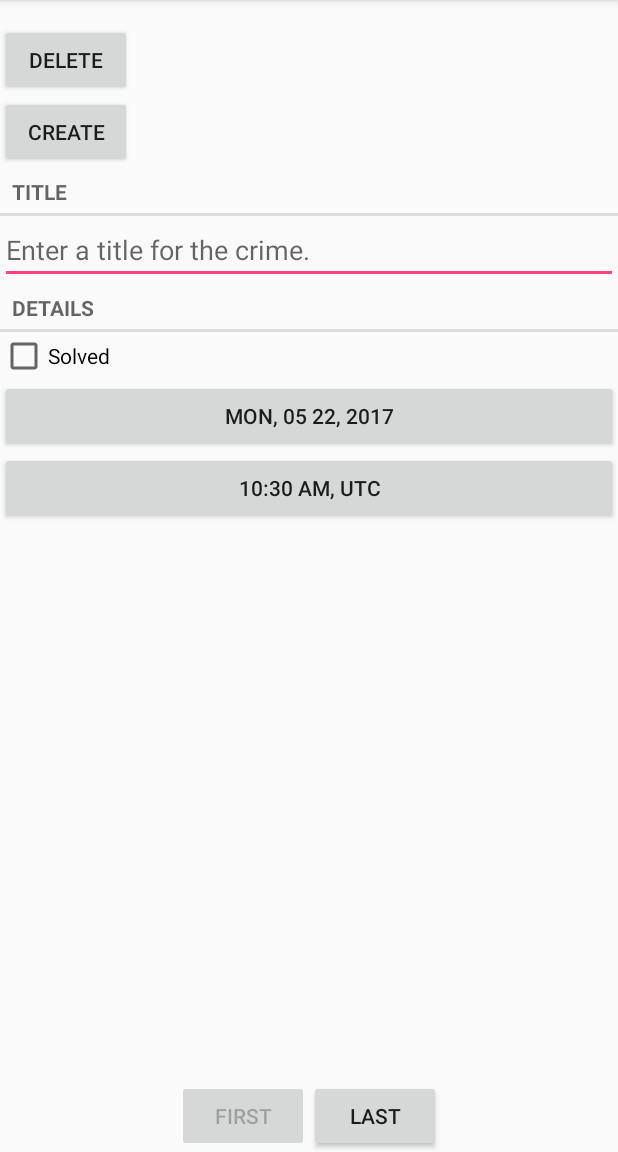
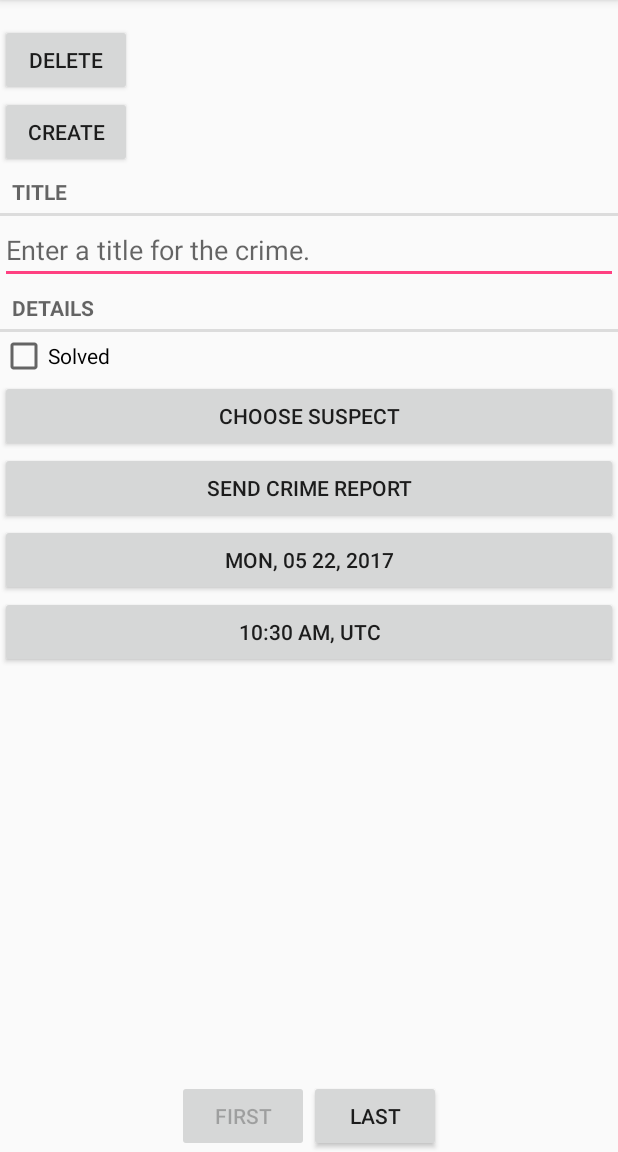
Before and after one commit to JulyKikuAkita/AndroidCriminalIntent, an Android app: the screen it shows after launch (CrimePagerActivity), after a tap on "New Crime", on a phone screen of 412 x 824 dp, the part 84-1236 px from its top. Run offline under Robolectric (Android 15) with nearby library versions, the phone set to English and light mode, and no system bars.

Commit message:
Add implicit intent to export crime report

```diff
--- a/app/src/main/java/com/bignerdranch/android/criminalintent/Crime.java
+++ b/app/src/main/java/com/bignerdranch/android/criminalintent/Crime.java
@@ -10,6 +10,7 @@ public class Crime {
     private String mTitle;
     private Date mDate;
     private boolean mSolved;
+    private String mSuspect;
     private boolean mRequiresPolice;
 
     private String mDatePattern = "E, MM dd, yyyy";
@@ -54,6 +55,13 @@ public class Crime {
         mSolved = solved;
     }
 
+    public String getSuspect() {
+        return mSuspect;
+    }
+    public void setSuspect(String suspect) {
+        mSuspect = suspect;
+    }
+
     public boolean isRequiresPolice() {
         return mRequiresPolice;
     }
--- a/app/src/main/java/com/bignerdranch/android/criminalintent/CrimeLab.java
+++ b/app/src/main/java/com/bignerdranch/android/criminalintent/CrimeLab.java
@@ -137,7 +137,8 @@ public class CrimeLab {
                 crime.getTitle() == null ? "" : crime.getTitle());
         values.put(CrimeTable.Cols.DATE, crime.getDate().getTime());
         values.put(CrimeTable.Cols.TIME, crime.getDate().getTime());
-        values.put(CrimeTable.Cols.SOLVED, crime.isSolved()?1 : 0);
+        values.put(CrimeTable.Cols.SOLVED, crime.isSolved()? 1 : 0);
+        values.put(CrimeTable.Cols.SUSPECT, crime.getSuspect());
         return values;
     }
 }
--- a/app/src/main/java/com/bignerdranch/android/criminalintent/database/CrimeBaseHelper.java
+++ b/app/src/main/java/com/bignerdranch/android/criminalintent/database/CrimeBaseHelper.java
@@ -21,7 +21,8 @@ public class CrimeBaseHelper extends SQLiteOpenHelper {
                 CrimeTable.Cols.TITLE + ", " +
                 CrimeTable.Cols.DATE + ", " +
                 CrimeTable.Cols.TIME + ", " +
-                CrimeTable.Cols.SOLVED +
+                CrimeTable.Cols.SOLVED + ", " +
+                CrimeTable.Cols.SUSPECT +
                 ")"
         );
     }
--- a/app/src/main/java/com/bignerdranch/android/criminalintent/database/CrimeCursorWrapper.java
+++ b/app/src/main/java/com/bignerdranch/android/criminalintent/database/CrimeCursorWrapper.java
@@ -21,11 +21,13 @@ public class CrimeCursorWrapper extends CursorWrapper {
         long date = getLong(getColumnIndex(CrimeTable.Cols.DATE));
         long time = getLong(getColumnIndex(CrimeTable.Cols.TIME));
         int isSolved =getInt(getColumnIndex(CrimeTable.Cols.SOLVED));
+        String suspect = getString(getColumnIndex(CrimeTable.Cols.SUSPECT));
 
         Crime crime = new Crime(UUID.fromString(uuidString));
         crime.setTitle(title);
         crime.setDate(new Date(date));
         crime.setSolved(isSolved != 0);
+        crime.setSuspect(suspect);
 
         return crime;
     }
--- a/app/src/main/java/com/bignerdranch/android/criminalintent/database/CrimeDbSchema.java
+++ b/app/src/main/java/com/bignerdranch/android/criminalintent/database/CrimeDbSchema.java
@@ -10,6 +10,7 @@ public class CrimeDbSchema {
             public static final String DATE = "date";
             public static final String TIME = "time";
             public static final String SOLVED = "solved";
+            public static final String SUSPECT = "suspect";
         }
     }
 }
--- a/app/src/main/res/layout/fragment_crime.xml
+++ b/app/src/main/res/layout/fragment_crime.xml
@@ -33,6 +33,16 @@
         android:layout_height="wrap_content"
         android:text="@string/crime_solved_label"/>
     <Button
+        android:id="@+id/crime_suspect"
+        android:layout_width="match_parent"
+        android:layout_height="wrap_content"
+        android:text="@string/crime_suspect_text"/>
+    <Button
+        android:id="@+id/crime_report"
+        android:layout_width="match_parent"
+        android:layout_height="wrap_content"
+        android:text="@string/crime_report_text"/>
+    <Button
         android:id="@+id/crime_date"
         android:layout_width="match_parent"
         android:layout_height="wrap_content"/>
--- a/app/src/main/res/values/strings.xml
+++ b/app/src/main/res/values/strings.xml
@@ -20,4 +20,15 @@
         <item quantity="other">%1$d crimes</item>
     </plurals>
     <string name="no_crime_view">There are no crimes.</string>
+    <string name="crime_suspect_text">Choose Suspect</string>
+    <string name="crime_report_text">Send Crime Report</string>
+    <string name="crime_report">%1$s!
+      The crime was discovered on %2$s at %3$s. %4$s and %5$s.
+    </string>
+    <string name="crime_report_solved">The case is solved</string>
+    <string name="crime_report_unsolved">The case is not solved</string>
+    <string name="crime_report_no_suspect">there is no suspect.</string>
+    <string name="crime_report_suspect">the suspect is %s.</string>
+    <string name="crime_report_subject">CriminalIntent Crime Report</string>
+    <string name="send_report">Send crime report via</string>
 </resources>
```
Also changed, not shown: app/src/main/java/com/bignerdranch/android/criminalintent/CrimeFragment.java (+39 -0 lines).
